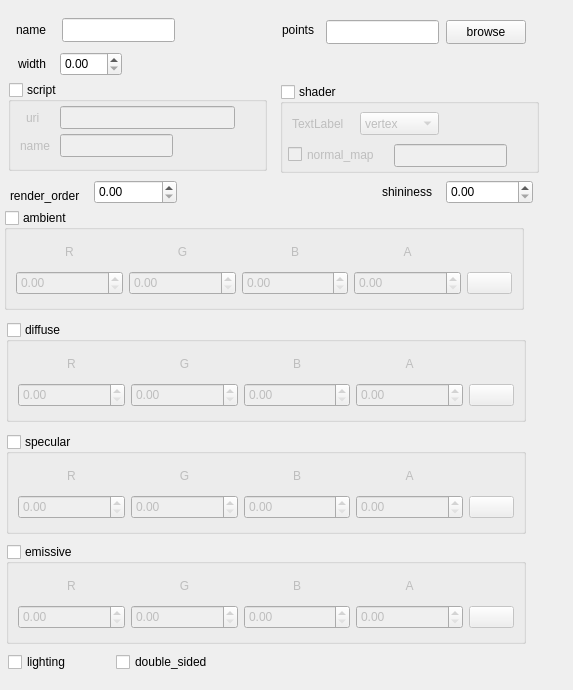
Above: robot_descriptor/forms/material.ui from maidenone/RobotDescriptor before the change. Below: the same form after it.
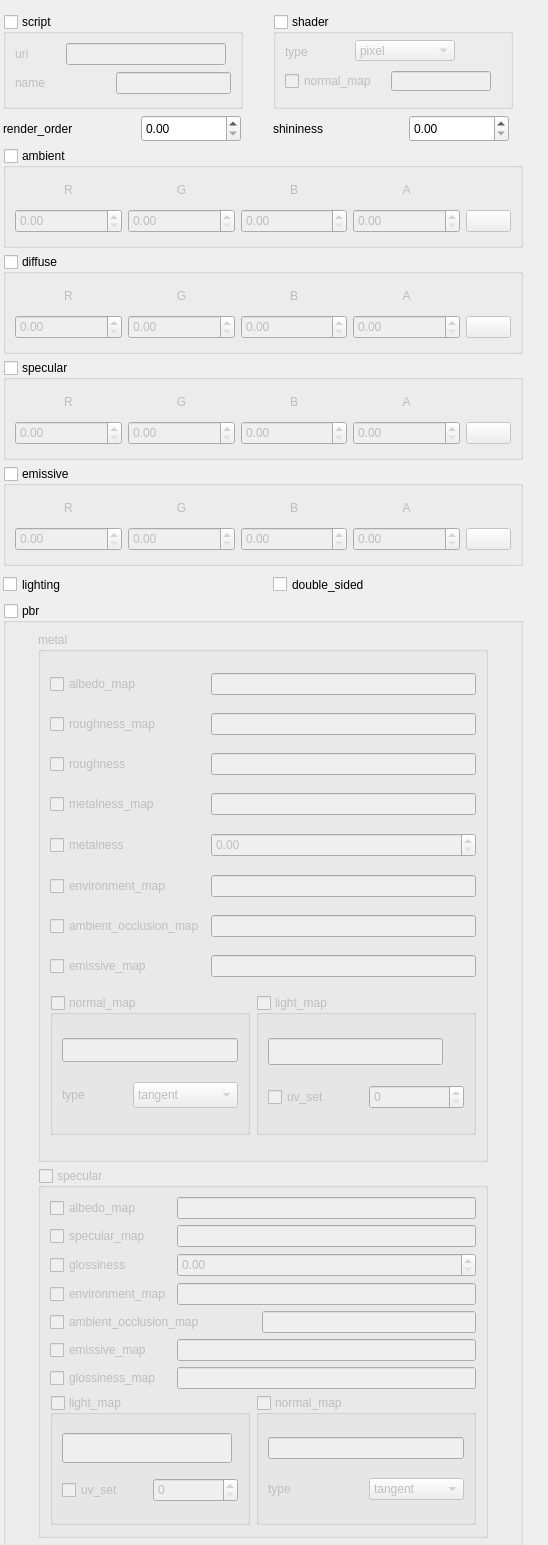
That is the form after the change.

What changed in the file:
```diff
--- a/robot_descriptor/forms/material.ui
+++ b/robot_descriptor/forms/material.ui
@@ -6,28 +6,43 @@
    <rect>
     <x>0</x>
     <y>0</y>
-    <width>573</width>
-    <height>690</height>
+    <width>548</width>
+    <height>1545</height>
    </rect>
   </property>
   <property name="windowTitle">
    <string>Form</string>
   </property>
+  <widget class="QWidget" name="widget" native="true">
+   <property name="geometry">
+    <rect>
+     <x>0</x>
+     <y>14</y>
+     <width>538</width>
+     <height>1536</height>
+    </rect>
+   </property>
+   <property name="maximumSize">
+    <size>
+     <width>538</width>
+     <height>2000</height>
+    </size>
+   </property>
+   <layout class="QGridLayout" name="gridLayout_7">
+    <item row="0" column="0" colspan="2">
   <widget class="QGroupBox" name="material_script_groupBox">
-   <property name="geometry">
-    <rect>
-     <x>8</x>
-     <y>82</y>
-     <width>259</width>
-     <height>89</height>
-    </rect>
-   </property>
    <property name="minimumSize">
     <size>
-     <width>0</width>
+        <width>240</width>
      <height>89</height>
     </size>
    </property>
+      <property name="maximumSize">
+       <size>
+        <width>240</width>
+        <height>95</height>
+       </size>
+      </property>
    <property name="title">
     <string>script</string>
    </property>
@@ -37,66 +52,62 @@
    <property name="checked">
     <bool>false</bool>
    </property>
+      <layout class="QGridLayout" name="gridLayout_9">
+       <item row="0" column="0">
    <widget class="QLabel" name="material_script_uri_label">
-    <property name="geometry">
-     <rect>
-      <x>18</x>
-      <y>28</y>
-      <width>16</width>
-      <height>15</height>
-     </rect>
-    </property>
     <property name="text">
      <string>uri</string>
     </property>
    </widget>
-   <widget class="QLineEdit" name="materia_script_uri_input">
-    <property name="geometry">
-     <rect>
-      <x>52</x>
-      <y>24</y>
-      <width>175</width>
-      <height>23</height>
-     </rect>
-    </property>
-   </widget>
-   <widget class="QLabel" name="material_script_name_label">
-    <property name="geometry">
-     <rect>
-      <x>12</x>
-      <y>56</y>
-      <width>34</width>
-      <height>15</height>
-     </rect>
+       </item>
+       <item row="0" column="1" colspan="2">
+        <widget class="QLineEdit" name="material_script_uri_input">
+         <property name="maximumSize">
+          <size>
+           <width>160</width>
+           <height>16777215</height>
+          </size>
+         </property>
+        </widget>
+       </item>
+       <item row="1" column="0" colspan="2">
+        <widget class="QLabel" name="material_script_name_label_2">
+         <property name="minimumSize">
+          <size>
+           <width>50</width>
+           <height>24</height>
+          </size>
     </property>
     <property name="text">
      <string>name</string>
     </property>
    </widget>
-   <widget class="QLineEdit" name="lineEdit_2">
-    <property name="geometry">
-     <rect>
-      <x>52</x>
-      <y>52</y>
-      <width>113</width>
-      <height>23</height>
-     </rect>
-    </property>
-   </widget>
-  </widget>
+       </item>
+       <item row="1" column="2">
+        <widget class="QLineEdit" name="material_script_name">
+         <property name="maximumSize">
+          <size>
+           <width>115</width>
+           <height>16777215</height>
+          </size>
+         </property>
+        </widget>
+       </item>
+      </layout>
+     </widget>
+    </item>
+    <item row="0" column="2" colspan="2">
   <widget class="QGroupBox" name="material_shader_groupBox">
-   <property name="geometry">
-    <rect>
-     <x>280</x>
-     <y>84</y>
-     <width>259</width>
-     <height>89</height>
-    </rect>
-   </property>
    <property name="minimumSize">
     <size>
-     <width>0</width>
-     <height>89</height>
+        <width>240</width>
+        <height>95</height>
+       </size>
+      </property>
+      <property name="maximumSize">
+       <size>
+        <width>240</width>
+        <height>95</height>
     </size>
    </property>
    <property name="title">
@@ -112,29 +123,30 @@
     <property name="geometry">
      <rect>
       <x>12</x>
-      <y>32</y>
+         <y>30</y>
       <width>57</width>
-      <height>15</height>
+         <height>16</height>
      </rect>
     </property>
     <property name="text">
-     <string>TextLabel</string>
-    </property>
-   </widget>
-   <widget class="QComboBox" name="comboBox">
+        <string>type</string>
+       </property>
+      </widget>
+      <widget class="QComboBox" name="shader_type">
     <property name="geometry">
      <rect>
-      <x>80</x>
-      <y>28</y>
-      <width>79</width>
-      <height>23</height>
-     </rect>
-    </property>
-    <item>
-     <property name="text">
-      <string>vertex</string>
-     </property>
-    </item>
+         <x>82</x>
+         <y>26</y>
+         <width>100</width>
+         <height>21</height>
+        </rect>
+       </property>
+       <property name="maximumSize">
+        <size>
+         <width>100</width>
+         <height>16777215</height>
+        </size>
+       </property>
     <item>
      <property name="text">
       <string>pixel</string>
@@ -154,10 +166,10 @@
    <widget class="QCheckBox" name="normnal_map_checkBox">
     <property name="geometry">
      <rect>
-      <x>8</x>
-      <y>60</y>
+         <x>12</x>
+         <y>57</y>
       <width>100</width>
-      <height>21</height>
+         <height>20</height>
      </rect>
     </property>
     <property name="text">
@@ -167,80 +179,90 @@
    <widget class="QLineEdit" name="lineEdit">
     <property name="geometry">
      <rect>
-      <x>114</x>
-      <y>60</y>
-      <width>113</width>
-      <height>23</height>
-     </rect>
-    </property>
-   </widget>
-  </widget>
+         <x>118</x>
+         <y>57</y>
+         <width>100</width>
+         <height>20</height>
+        </rect>
+       </property>
+       <property name="maximumSize">
+        <size>
+         <width>100</width>
+         <height>16777215</height>
+        </size>
+       </property>
+      </widget>
+     </widget>
+    </item>
+    <item row="1" column="0">
   <widget class="QLabel" name="material_render_order_label">
-   <property name="geometry">
-    <rect>
-     <x>10</x>
-     <y>184</y>
-     <width>78</width>
-     <height>24</height>
-    </rect>
-   </property>
    <property name="minimumSize">
     <size>
-     <width>0</width>
+        <width>85</width>
      <height>24</height>
     </size>
    </property>
+      <property name="maximumSize">
+       <size>
+        <width>85</width>
+        <height>28</height>
+       </size>
+      </property>
    <property name="text">
     <string>render_order</string>
    </property>
   </widget>
+    </item>
+    <item row="1" column="1">
   <widget class="QDoubleSpinBox" name="material_render_order_sp">
-   <property name="geometry">
-    <rect>
-     <x>94</x>
-     <y>180</y>
-     <width>83</width>
-     <height>24</height>
-    </rect>
-   </property>
    <property name="minimumSize">
     <size>
      <width>0</width>
      <height>24</height>
     </size>
    </property>
+      <property name="maximumSize">
+       <size>
+        <width>100</width>
+        <height>105</height>
+       </size>
+      </property>
    <property name="toolTip">
     <string>Set render order for coplanar polygons. The higher value will be rendered on top of the other coplanar polygons</string>
    </property>
   </widget>
-  <widget class="QCheckBox" name="material_lighting_checkbox">
-   <property name="geometry">
-    <rect>
-     <x>8</x>
-     <y>650</y>
-     <width>85</width>
-     <height>24</height>
-    </rect>
-   </property>
-   <property name="minimumSize">
+    </item>
+    <item row="1" column="2">
+     <widget class="QLabel" name="material_shininess_label">
+      <property name="maximumSize">
     <size>
-     <width>0</width>
-     <height>24</height>
+        <width>56</width>
+        <height>16777215</height>
     </size>
    </property>
    <property name="text">
-    <string>lighting</string>
-   </property>
-  </widget>
+       <string>shininess</string>
+      </property>
+     </widget>
+    </item>
+    <item row="1" column="3">
+     <widget class="QDoubleSpinBox" name="material_shininess_sp">
+      <property name="minimumSize">
+       <size>
+        <width>90</width>
+        <height>24</height>
+       </size>
+      </property>
+      <property name="maximumSize">
+       <size>
+        <width>100</width>
+        <height>27</height>
+       </size>
+      </property>
+     </widget>
+    </item>
+    <item row="2" column="0" colspan="4">
   <widget class="QGroupBox" name="material_ambient_groupbox">
-   <property name="geometry">
-    <rect>
-     <x>4</x>
-     <y>210</y>
-     <width>520</width>
-     <height>100</height>
-    </rect>
-   </property>
    <property name="minimumSize">
     <size>
      <width>520</width>
@@ -280,6 +302,12 @@
         <height>24</height>
        </size>
       </property>
+         <property name="maximum">
+          <double>1.000000000000000</double>
+         </property>
+         <property name="singleStep">
+          <double>0.100000000000000</double>
+         </property>
      </widget>
     </item>
     <item row="0" column="2">
@@ -344,6 +372,12 @@
         <height>24</height>
        </size>
       </property>
+         <property name="maximum">
+          <double>1.000000000000000</double>
+         </property>
+         <property name="singleStep">
+          <double>0.100000000000000</double>
+         </property>
      </widget>
     </item>
     <item row="1" column="1">
@@ -360,6 +394,12 @@
         <height>24</height>
        </size>
       </property>
+         <property name="maximum">
+          <double>1.000000000000000</double>
+         </property>
+         <property name="singleStep">
+          <double>0.100000000000000</double>
+         </property>
      </widget>
     </item>
     <item row="0" column="1">
@@ -392,6 +432,12 @@
         <height>24</height>
        </size>
       </property>
+         <property name="maximum">
+          <double>1.000000000000000</double>
+         </property>
+         <property name="singleStep">
+          <double>0.100000000000000</double>
+         </property>
      </widget>
     </item>
     <item row="1" column="4">
@@ -409,15 +455,9 @@
     </item>
    </layout>
   </widget>
+    </item>
+    <item row="3" column="0" colspan="4">
   <widget class="QGroupBox" name="material_diffuse_groupbox">
-   <property name="geometry">
-    <rect>
-     <x>6</x>
-     <y>322</y>
-     <width>520</width>
-     <height>100</height>
-    </rect>
-   </property>
    <property name="minimumSize">
     <size>
      <width>520</width>
@@ -457,6 +497,12 @@
         <height>24</height>
        </size>
       </property>
+         <property name="maximum">
+          <double>1.000000000000000</double>
+         </property>
+         <property name="singleStep">
+          <double>0.100000000000000</double>
+         </property>
      </widget>
     </item>
     <item row="0" column="2">
@@ -521,6 +567,12 @@
         <height>24</height>
        </size>
       </property>
+         <property name="maximum">
+          <double>1.000000000000000</double>
+         </property>
+         <property name="singleStep">
+          <double>0.100000000000000</double>
+         </property>
      </widget>
     </item>
     <item row="1" column="1">
@@ -537,6 +589,12 @@
         <height>24</height>
        </size>
       </property>
+         <property name="maximum">
+          <double>1.000000000000000</double>
+         </property>
+         <property name="singleStep">
+          <double>0.100000000000000</double>
+         </property>
      </widget>
     </item>
     <item row="0" column="1">
@@ -569,6 +627,12 @@
         <height>24</height>
        </size>
       </property>
+         <property name="maximum">
+          <double>1.000000000000000</double>
+         </property>
+         <property name="singleStep">
+          <double>0.100000000000000</double>
+         </property>
      </widget>
     </item>
     <item row="1" column="4">
@@ -586,15 +650,9 @@
     </item>
    </layout>
   </widget>
+    </item>
+    <item row="4" column="0" colspan="4">
   <widget class="QGroupBox" name="material_specular_groupbox">
-   <property name="geometry">
-    <rect>
-     <x>6</x>
-     <y>434</y>
-     <width>520</width>
-     <height>100</height>
-    </rect>
-   </property>
    <property name="minimumSize">
     <size>
      <width>520</width>
@@ -634,6 +692,12 @@
         <height>24</height>
        </size>
       </property>
+         <property name="maximum">
+          <double>1.000000000000000</double>
+         </property>
+         <property name="singleStep">
+          <double>0.100000000000000</double>
+         </property>
      </widget>
     </item>
     <item row="0" column="2">
@@ -698,6 +762,12 @@
         <height>24</height>
        </size>
       </property>
+         <property name="maximum">
+          <double>1.000000000000000</double>
+         </property>
+         <property name="singleStep">
+          <double>0.100000000000000</double>
+         </property>
      </widget>
     </item>
     <item row="1" column="1">
@@ -714,6 +784,12 @@
         <height>24</height>
        </size>
       </property>
+         <property name="maximum">
+          <double>1.000000000000000</double>
+         </property>
+         <property name="singleStep">
+          <double>0.100000000000000</double>
+         </property>
      </widget>
     </item>
     <item row="0" column="1">
@@ -746,6 +822,12 @@
         <height>24</height>
        </size>
       </property>
+         <property name="maximum">
+          <double>1.000000000000000</double>
+         </property>
+         <property name="singleStep">
+          <double>0.100000000000000</double>
+         </property>
      </widget>
     </item>
     <item row="1" column="4">
@@ -763,15 +845,9 @@
     </item>
    </layout>
   </widget>
+    </item>
+    <item row="5" column="0" colspan="4">
   <widget class="QGroupBox" name="material_emissive_groupbox">
-   <property name="geometry">
-    <rect>
-     <x>6</x>
-     <y>544</y>
-     <width>520</width>
-     <height>100</height>
-    </rect>
-   </property>
    <property name="minimumSize">
     <size>
      <width>520</width>
@@ -811,6 +887,12 @@
         <height>24</height>
        </size>
       </property>
+         <property name="maximum">
+          <double>1.000000000000000</double>
+         </property>
+         <property name="singleStep">
+          <double>0.100000000000000</double>
+         </property>
      </widget>
     </item>
     <item row="0" column="2">
@@ -875,6 +957,12 @@
         <height>24</height>
        </size>
       </property>
+         <property name="maximum">
+          <double>1.000000000000000</double>
+         </property>
+         <property name="singleStep">
+          <double>0.100000000000000</double>
+         </property>
      </widget>
     </item>
     <item row="1" column="1">
@@ -891,6 +979,12 @@
         <height>24</height>
        </size>
       </property>
+         <property name="maximum">
+          <double>1.000000000000000</double>
+         </property>
+         <property name="singleStep">
+          <double>0.100000000000000</double>
+         </property>
      </widget>
     </item>
     <item row="0" column="1">
@@ -923,6 +1017,12 @@
         <height>24</height>
        </size>
       </property>
+         <property name="maximum">
+          <double>1.000000000000000</double>
+         </property>
+         <property name="singleStep">
+          <double>0.100000000000000</double>
+         </property>
      </widget>
     </item>
     <item row="1" column="4">
@@ -940,177 +1040,571 @@
     </item>
    </layout>
   </widget>
-  <widget class="QLabel" name="material_shininess_label">
-   <property name="geometry">
-    <rect>
-     <x>382</x>
-     <y>184</y>
-     <width>57</width>
-     <height>15</height>
-    </rect>
-   </property>
-   <property name="text">
-    <string>shininess</string>
-   </property>
-  </widget>
-  <widget class="QDoubleSpinBox" name="material_shininess_sp">
-   <property name="geometry">
-    <rect>
-     <x>446</x>
-     <y>180</y>
-     <width>87</width>
-     <height>24</height>
-    </rect>
-   </property>
+    </item>
+    <item row="6" column="0">
+     <widget class="QCheckBox" name="material_lighting_checkbox">
    <property name="minimumSize">
     <size>
      <width>0</width>
      <height>24</height>
     </size>
    </property>
-  </widget>
+      <property name="maximumSize">
+       <size>
+        <width>120</width>
+        <height>25</height>
+       </size>
+      </property>
+      <property name="text">
+       <string>lighting</string>
+      </property>
+     </widget>
+    </item>
+    <item row="6" column="2">
   <widget class="QCheckBox" name="material_double_sided_checkBox">
-   <property name="geometry">
-    <rect>
-     <x>116</x>
-     <y>650</y>
-     <width>105</width>
-     <height>24</height>
-    </rect>
-   </property>
    <property name="minimumSize">
     <size>
      <width>0</width>
      <height>24</height>
     </size>
    </property>
+      <property name="maximumSize">
+       <size>
+        <width>120</width>
+        <height>25</height>
+       </size>
+      </property>
    <property name="text">
     <string>double_sided</string>
    </property>
   </widget>
-  <widget class="QDoubleSpinBox" name="road_width_sp">
-   <property name="geometry">
-    <rect>
-     <x>60</x>
-     <y>52</y>
-     <width>62</width>
+    </item>
+    <item row="7" column="0" colspan="4">
+     <widget class="QGroupBox" name="material_pbr_groupbox">
+      <property name="minimumSize">
+       <size>
+        <width>470</width>
+        <height>933</height>
+       </size>
+      </property>
+      <property name="maximumSize">
+       <size>
+        <width>520</width>
+        <height>1100</height>
+       </size>
+      </property>
+      <property name="title">
+       <string>pbr</string>
+      </property>
+      <property name="checkable">
+       <bool>true</bool>
+      </property>
+      <property name="checked">
+       <bool>false</bool>
+      </property>
+      <layout class="QGridLayout" name="gridLayout_8">
+       <item row="0" column="0">
+        <widget class="QGroupBox" name="material_matal_groupbox">
+         <property name="title">
+          <string>metal</string>
+         </property>
+         <property name="checkable">
+          <bool>false</bool>
+         </property>
+         <property name="checked">
+          <bool>false</bool>
+         </property>
+         <layout class="QGridLayout" name="gridLayout">
+          <item row="0" column="0">
+           <widget class="QCheckBox" name="metal_albedo_map_checkBox">
+            <property name="text">
+             <string>albedo_map</string>
+            </property>
+           </widget>
+          </item>
+          <item row="0" column="1" colspan="2">
+           <widget class="QLineEdit" name="metal_albedo_map_lineEdit"/>
+          </item>
+          <item row="1" column="0">
+           <widget class="QCheckBox" name="metal_roughness_map_checkBox">
+            <property name="text">
+             <string>roughness_map</string>
+            </property>
+           </widget>
+          </item>
+          <item row="1" column="1" colspan="2">
+           <widget class="QLineEdit" name="metal_roughness_map_lineEdit"/>
+          </item>
+          <item row="2" column="0">
+           <widget class="QCheckBox" name="metal_roughness_checkBox">
+            <property name="text">
+             <string>roughness</string>
+            </property>
+           </widget>
+          </item>
+          <item row="2" column="1" colspan="2">
+           <widget class="QLineEdit" name="metal_roughness_lineEdit"/>
+          </item>
+          <item row="3" column="0">
+           <widget class="QCheckBox" name="metalness_map_checkBox">
+            <property name="text">
+             <string>metalness_map</string>
+            </property>
+           </widget>
+          </item>
+          <item row="3" column="1" colspan="2">
+           <widget class="QLineEdit" name="metalness_map_lineEdit"/>
+          </item>
+          <item row="4" column="0">
+           <widget class="QCheckBox" name="metalness_checkBox">
+            <property name="text">
+             <string>metalness</string>
+            </property>
+           </widget>
+          </item>
+          <item row="4" column="1" colspan="2">
+           <widget class="QDoubleSpinBox" name="metalness_sp">
+            <property name="minimumSize">
+             <size>
+              <width>250</width>
      <height>24</height>
-    </rect>
-   </property>
+             </size>
+            </property>
+            <property name="maximum">
+             <double>1.000000000000000</double>
+            </property>
+            <property name="singleStep">
+             <double>0.100000000000000</double>
+            </property>
+           </widget>
+          </item>
+          <item row="5" column="0">
+           <widget class="QCheckBox" name="metal_environment_map_checkBox">
+            <property name="text">
+             <string>environment_map</string>
+            </property>
+           </widget>
+          </item>
+          <item row="5" column="1" colspan="2">
+           <widget class="QLineEdit" name="metal_environment_map_lineEdit"/>
+          </item>
+          <item row="6" column="0">
+           <widget class="QCheckBox" name="metal_ambient_occlusion_map_checkBox">
+            <property name="text">
+             <string>ambient_occlusion_map</string>
+            </property>
+           </widget>
+          </item>
+          <item row="6" column="1" colspan="2">
+           <widget class="QLineEdit" name="metal_ambient_occlusion_map_lineEdit"/>
+          </item>
+          <item row="7" column="0">
+           <widget class="QCheckBox" name="metal_emissive_map_checkBox">
+            <property name="text">
+             <string>emissive_map</string>
+            </property>
+           </widget>
+          </item>
+          <item row="7" column="1" colspan="2">
+           <widget class="QLineEdit" name="metal_emissive_map_lineEdit"/>
+          </item>
+          <item row="8" column="0" colspan="2">
+           <widget class="QGroupBox" name="metal_normal_map_groupBox">
    <property name="minimumSize">
     <size>
+              <width>100</width>
+              <height>140</height>
+             </size>
+            </property>
+            <property name="maximumSize">
+             <size>
+              <width>210</width>
+              <height>140</height>
+             </size>
+            </property>
+            <property name="title">
+             <string>normal_map</string>
+            </property>
+            <property name="checkable">
+             <bool>true</bool>
+            </property>
+            <property name="checked">
+             <bool>false</bool>
+            </property>
+            <layout class="QGridLayout" name="gridLayout_2">
+             <item row="0" column="0" colspan="2">
+              <widget class="QLineEdit" name="metal_normal_map_lineEdit">
+               <property name="minimumSize">
+                <size>
      <width>0</width>
      <height>24</height>
     </size>
    </property>
   </widget>
-  <widget class="QPushButton" name="points_browse_btn">
-   <property name="geometry">
-    <rect>
-     <x>446</x>
-     <y>20</y>
-     <width>80</width>
+             </item>
+             <item row="1" column="0">
+              <widget class="QLabel" name="metal_normal_map_type_label">
+               <property name="minimumSize">
+                <size>
+                 <width>50</width>
      <height>24</height>
-    </rect>
-   </property>
+                </size>
+               </property>
+               <property name="maximumSize">
+                <size>
+                 <width>75</width>
+                 <height>26</height>
+                </size>
+               </property>
+               <property name="text">
+                <string>type</string>
+               </property>
+              </widget>
+             </item>
+             <item row="1" column="1">
+              <widget class="QComboBox" name="metal_normal_map_type_comboBox">
    <property name="minimumSize">
     <size>
-     <width>0</width>
+                 <width>105</width>
      <height>24</height>
     </size>
    </property>
+               <property name="maximumSize">
+                <size>
+                 <width>110</width>
+                 <height>27</height>
+                </size>
+               </property>
+               <item>
    <property name="text">
-    <string>browse</string>
-   </property>
-  </widget>
-  <widget class="QLineEdit" name="lineEdit_3">
-   <property name="geometry">
-    <rect>
-     <x>326</x>
-     <y>20</y>
-     <width>113</width>
+                 <string>tangent</string>
+                </property>
+               </item>
+               <item>
+                <property name="text">
+                 <string>object</string>
+                </property>
+               </item>
+              </widget>
+             </item>
+            </layout>
+           </widget>
+          </item>
+          <item row="8" column="2">
+           <widget class="QGroupBox" name="metal_light_map_groupBox">
+            <property name="minimumSize">
+             <size>
+              <width>220</width>
+              <height>75</height>
+             </size>
+            </property>
+            <property name="maximumSize">
+             <size>
+              <width>250</width>
+              <height>140</height>
+             </size>
+            </property>
+            <property name="title">
+             <string>light_map</string>
+            </property>
+            <property name="checkable">
+             <bool>true</bool>
+            </property>
+            <property name="checked">
+             <bool>false</bool>
+            </property>
+            <layout class="QGridLayout" name="gridLayout_6">
+             <item row="0" column="0" colspan="2">
+              <widget class="QLineEdit" name="metal_light_map_lineEdit">
+               <property name="minimumSize">
+                <size>
+                 <width>135</width>
      <height>24</height>
-    </rect>
-   </property>
+                </size>
+               </property>
+               <property name="maximumSize">
+                <size>
+                 <width>175</width>
+                 <height>27</height>
+                </size>
+               </property>
+              </widget>
+             </item>
+             <item row="1" column="0">
+              <widget class="QCheckBox" name="metal_uv_set_checkBox">
    <property name="minimumSize">
     <size>
      <width>0</width>
      <height>24</height>
     </size>
    </property>
-  </widget>
-  <widget class="QLabel" name="road_points_label">
-   <property name="geometry">
-    <rect>
-     <x>282</x>
-     <y>18</y>
-     <width>37</width>
+               <property name="text">
+                <string>uv_set</string>
+               </property>
+              </widget>
+             </item>
+             <item row="1" column="1">
+              <widget class="QSpinBox" name="metal_uv_set_sp">
+               <property name="minimumSize">
+                <size>
+                 <width>90</width>
      <height>24</height>
-    </rect>
-   </property>
+                </size>
+               </property>
+               <property name="maximumSize">
+                <size>
+                 <width>120</width>
+                 <height>27</height>
+                </size>
+               </property>
+              </widget>
+             </item>
+            </layout>
+           </widget>
+          </item>
+         </layout>
+        </widget>
+       </item>
+       <item row="1" column="0">
+        <widget class="QGroupBox" name="pbr_specular_groupBox">
    <property name="minimumSize">
     <size>
-     <width>0</width>
-     <height>24</height>
-    </size>
-   </property>
+           <width>400</width>
+           <height>370</height>
+          </size>
+         </property>
+         <property name="maximumSize">
+          <size>
+           <width>450</width>
+           <height>370</height>
+          </size>
+         </property>
+         <property name="title">
+          <string>specular</string>
+         </property>
+         <property name="checkable">
+          <bool>true</bool>
+         </property>
+         <property name="checked">
+          <bool>false</bool>
+         </property>
+         <layout class="QGridLayout" name="gridLayout_3">
+          <item row="0" column="0">
+           <widget class="QCheckBox" name="specular_albedo_map_checkBox">
    <property name="text">
-    <string>points</string>
-   </property>
-  </widget>
-  <widget class="QLabel" name="road_width_label">
-   <property name="geometry">
-    <rect>
-     <x>18</x>
-     <y>52</y>
-     <width>34</width>
-     <height>24</height>
-    </rect>
-   </property>
+             <string>albedo_map</string>
+            </property>
+           </widget>
+          </item>
+          <item row="1" column="0">
+           <widget class="QCheckBox" name="specular_map_checkBox">
+            <property name="text">
+             <string>specular_map</string>
+            </property>
+           </widget>
+          </item>
+          <item row="2" column="0">
+           <widget class="QCheckBox" name="specular_glossiness_checkBox">
+            <property name="text">
+             <string>glossiness</string>
+            </property>
+           </widget>
+          </item>
+          <item row="2" column="1" colspan="3">
+           <widget class="QDoubleSpinBox" name="specular_glossiness_sp">
    <property name="minimumSize">
     <size>
-     <width>0</width>
+              <width>250</width>
      <height>24</height>
     </size>
    </property>
+            <property name="maximum">
+             <double>1.000000000000000</double>
+            </property>
+            <property name="singleStep">
+             <double>0.100000000000000</double>
+            </property>
+           </widget>
+          </item>
+          <item row="3" column="0">
+           <widget class="QCheckBox" name="specular_environment_map_checkBox">
    <property name="text">
-    <string>width</string>
-   </property>
-  </widget>
-  <widget class="QLineEdit" name="road_name">
-   <property name="geometry">
-    <rect>
-     <x>62</x>
-     <y>18</y>
-     <width>113</width>
-     <height>24</height>
-    </rect>
-   </property>
+             <string>environment_map</string>
+            </property>
+           </widget>
+          </item>
+          <item row="4" column="0" colspan="2">
+           <widget class="QCheckBox" name="specular_ambient_occlusion_map_checkBox">
+            <property name="text">
+             <string>ambient_occlusion_map</string>
+            </property>
+           </widget>
+          </item>
+          <item row="4" column="3">
+           <widget class="QLineEdit" name="specular_ambient_occlusion_map_lineEdit"/>
+          </item>
+          <item row="5" column="0">
+           <widget class="QCheckBox" name="specular_emissive_map_checkBox">
+            <property name="text">
+             <string>emissive_map</string>
+            </property>
+           </widget>
+          </item>
+          <item row="6" column="0">
+           <widget class="QCheckBox" name="specular_glossiness_map_checkBox">
+            <property name="text">
+             <string>glossiness_map</string>
+            </property>
+           </widget>
+          </item>
+          <item row="7" column="0" colspan="2">
+           <widget class="QGroupBox" name="specular_light_map_groupBox">
    <property name="minimumSize">
     <size>
-     <width>0</width>
+              <width>200</width>
+              <height>100</height>
+             </size>
+            </property>
+            <property name="maximumSize">
+             <size>
+              <width>210</width>
+              <height>130</height>
+             </size>
+            </property>
+            <property name="title">
+             <string>light_map</string>
+            </property>
+            <property name="checkable">
+             <bool>true</bool>
+            </property>
+            <property name="checked">
+             <bool>false</bool>
+            </property>
+            <layout class="QGridLayout" name="gridLayout_4">
+             <item row="0" column="0" colspan="2">
+              <widget class="QLineEdit" name="specular_light_map_lineEdit">
+               <property name="minimumSize">
+                <size>
+                 <width>100</width>
      <height>24</height>
     </size>
    </property>
-  </widget>
-  <widget class="QLabel" name="road_name_label">
-   <property name="geometry">
-    <rect>
-     <x>16</x>
-     <y>18</y>
-     <width>34</width>
+               <property name="maximumSize">
+                <size>
+                 <width>170</width>
+                 <height>30</height>
+                </size>
+               </property>
+              </widget>
+             </item>
+             <item row="1" column="0">
+              <widget class="QCheckBox" name="specular_uv_set_checkBox">
+               <property name="minimumSize">
+                <size>
+                 <width>50</width>
      <height>24</height>
-    </rect>
-   </property>
+                </size>
+               </property>
+               <property name="maximumSize">
+                <size>
+                 <width>95</width>
+                 <height>30</height>
+                </size>
+               </property>
+               <property name="text">
+                <string>uv_set</string>
+               </property>
+              </widget>
+             </item>
+             <item row="1" column="1">
+              <widget class="QSpinBox" name="specular_uv_set_sp">
    <property name="minimumSize">
     <size>
-     <width>0</width>
+                 <width>85</width>
      <height>24</height>
     </size>
    </property>
+              </widget>
+             </item>
+            </layout>
+           </widget>
+          </item>
+          <item row="7" column="2" colspan="2">
+           <widget class="QGroupBox" name="specular_normal_map_groupBox">
+            <property name="minimumSize">
+             <size>
+              <width>200</width>
+              <height>94</height>
+             </size>
+            </property>
+            <property name="maximumSize">
+             <size>
+              <width>300</width>
+              <height>130</height>
+             </size>
+            </property>
+            <property name="title">
+             <string>normal_map</string>
+            </property>
+            <property name="flat">
+             <bool>false</bool>
+            </property>
+            <property name="checkable">
+             <bool>true</bool>
+            </property>
+            <property name="checked">
+             <bool>false</bool>
+            </property>
+            <layout class="QGridLayout" name="gridLayout_5">
+             <item row="0" column="0" colspan="2">
+              <widget class="QLineEdit" name="specular_normal_map_lineEdit"/>
+             </item>
+             <item row="1" column="0">
+              <widget class="QLabel" name="specular_normal_map_type_label">
    <property name="text">
-    <string>name</string>
-   </property>
+                <string>type</string>
+               </property>
+              </widget>
+             </item>
+             <item row="1" column="1">
+              <widget class="QComboBox" name="specular_normal_map_type_comboBox">
+               <item>
+                <property name="text">
+                 <string>tangent</string>
+                </property>
+               </item>
+               <item>
+                <property name="text">
+                 <string>object</string>
+                </property>
+               </item>
+              </widget>
+             </item>
+            </layout>
+           </widget>
+          </item>
+          <item row="0" column="1" colspan="3">
+           <widget class="QLineEdit" name="specular_albedo_map_lineEdit"/>
+          </item>
+          <item row="1" column="1" colspan="3">
+           <widget class="QLineEdit" name="specular_map_lineEdit"/>
+          </item>
+          <item row="3" column="1" colspan="3">
+           <widget class="QLineEdit" name="specular_environment_map_lineEdit"/>
+          </item>
+          <item row="5" column="1" colspan="3">
+           <widget class="QLineEdit" name="specular_emissive_map_lineEdit"/>
+          </item>
+          <item row="6" column="1" colspan="3">
+           <widget class="QLineEdit" name="specular_glossiness_map_lineEdit"/>
+          </item>
+         </layout>
+        </widget>
+       </item>
+      </layout>
+     </widget>
+    </item>
+   </layout>
   </widget>
  </widget>
  <resources/>
```
Left out of the diff: 25 changed lines with no effect on the pictures. Lines whose indentation alone changed are shown as unchanged.
